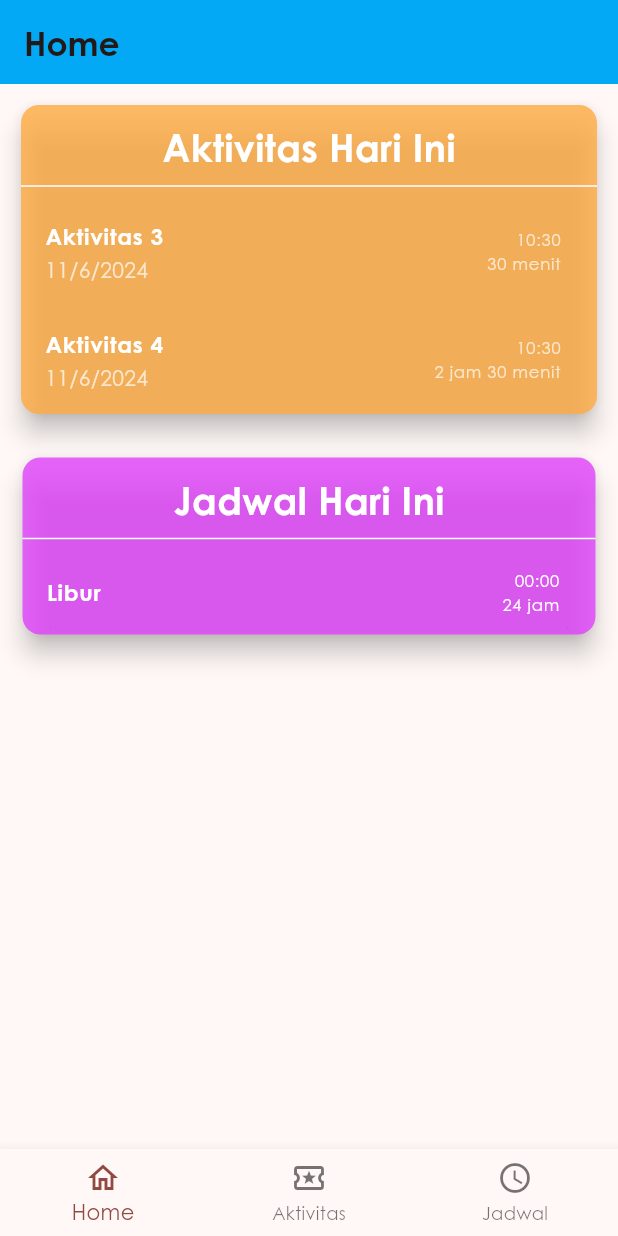
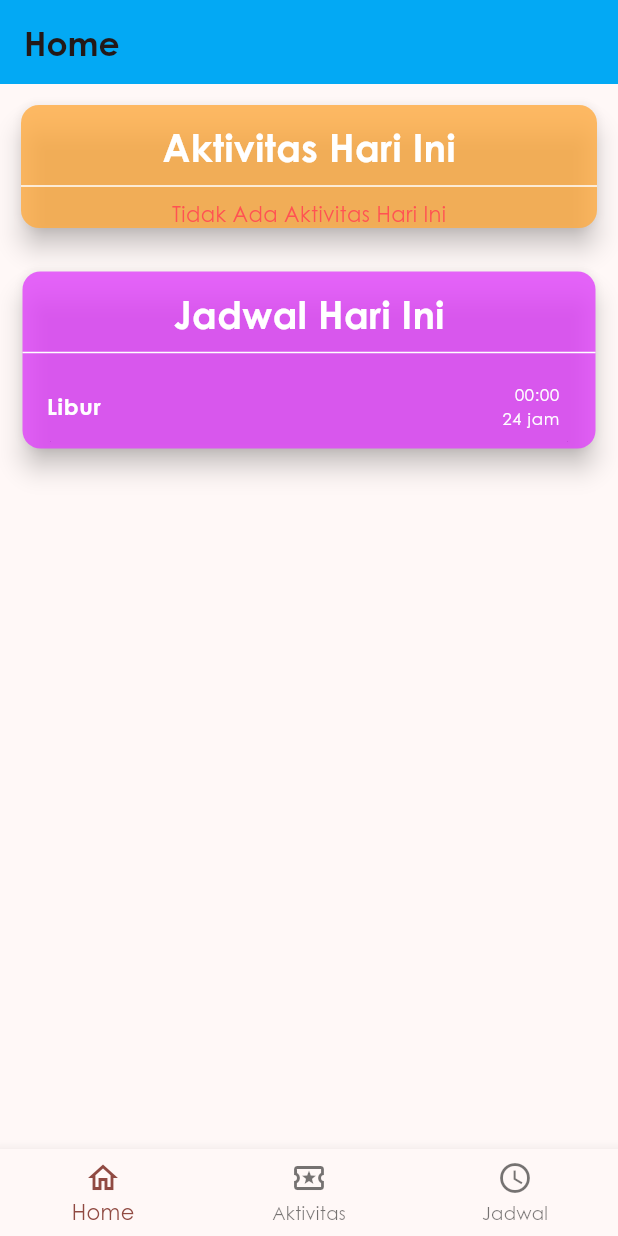
Before and after one commit to AdiJT/uas-pmp-aktivitas, a Flutter app: the screen it shows after launch, on a phone screen of 412 x 824 dp. Run offline on Flutter 3.47's test engine with Material 3 defaults, Android fonts, the phone set to English and light mode, and no system bars; our stand-ins replace get, sqflite; accounts and stored records are empty.

Commit message:
Selesai aktivitas

```diff
--- a/lib/common_widgets/activity_form.dart
+++ b/lib/common_widgets/activity_form.dart
@@ -152,6 +152,7 @@ class _ActivityFormState extends State<ActivityForm> {
             Get.back(closeOverlays: true);
             widget.onSubmit(
               Activity(
+                id: widget.initialValue?.id,
                 name: nameController.text.trim(),
                 description: descriptionController.text.trim(),
                 date: date,
--- a/lib/common_widgets/number_picker.dart
+++ b/lib/common_widgets/number_picker.dart
@@ -53,8 +53,8 @@ class _NumberPickerState extends State<NumberPicker> {
   @override
   Widget build(BuildContext context) {
     return SizedBox(
-      width: 60,
-      height: 120,
+      width: kMinInteractiveDimension,
+      height: kMinInteractiveDimension * 3,
       child: Column(
         mainAxisSize: MainAxisSize.min,
         mainAxisAlignment: MainAxisAlignment.center,
--- a/lib/controllers/activity_controller.dart
+++ b/lib/controllers/activity_controller.dart
@@ -1,52 +1,26 @@
 import 'package:flutter/material.dart';
+import 'package:flutter_application_uas_aktivitas/database/database_helper.dart';
 import 'package:flutter_application_uas_aktivitas/models/activity.dart';
 import 'package:get/get.dart';
+import 'package:sqflite/sqflite.dart';
 
 class ActivityController extends GetxController {
-  final activities = <Activity>[
-    Activity(
-      name: "Aktivitas 1",
-      description: "Aktivitas 1",
-      date: DateTime.now().subtract(const Duration(days: 3)),
-      duration: const Duration(minutes: 15),
-      isDone: true,
-    ),
-    Activity(
-      name: "Aktivitas 2",
-      description: "Aktivitas 2",
-      date: DateTime.now().subtract(const Duration(days: 1)),
-      duration: const Duration(hours: 2),
-      isDone: true,
-    ),
-    Activity(
-      name: "Aktivitas 3",
-      description: "Aktivitas 3",
-      date: DateTime.now(),
-      duration: const Duration(minutes: 30),
-      isDone: false,
-    ),
-    Activity(
-      name: "Aktivitas 4",
-      description: "Aktivitas 4",
-      date: DateTime.now(),
-      duration: const Duration(hours: 2, minutes: 30),
-      isDone: false,
-    ),
-    Activity(
-      name: "Aktivitas 5",
-      description: "Aktivitas 5",
-      date: DateTime.now().add(const Duration(days: 3)),
-      duration: const Duration(minutes: 15),
-      isDone: false,
-    ),
-    Activity(
-      name: "Aktivitas 6",
-      description: "Aktivitas 6",
-      date: DateTime.now().add(const Duration(days: 4)),
-      duration: const Duration(minutes: 15),
-      isDone: false,
-    ),
-  ].obs;
+  final activities = <Activity>[].obs;
+
+  final _db = Get.find<Database>();
+
+  @override
+  void onInit() {
+    super.onInit();
+    fetchData();
+  }
+
+  void fetchData() {
+    // ignore: unused_local_variable
+    final query = _db.query(activityTable, orderBy: 'id').then((q) {
+      activities.assignAll(q.map((e) => Activity.fromMap(e)).toList());
+    });
+  }
 
   List<Activity> get todayActivities => activities.where(
         (a) {
@@ -59,7 +33,8 @@ class ActivityController extends GetxController {
       ).toList();
 
   void addActivity(Activity newActivity) {
-    activities.add(newActivity);
+    _db.insert(activityTable, newActivity.toMap()).then((_) {
+      fetchData();
       Get.showSnackbar(const GetSnackBar(
         duration: Duration(seconds: 5),
         icon: Icon(Icons.check, color: Colors.white),
@@ -68,22 +43,49 @@ class ActivityController extends GetxController {
         backgroundColor: Colors.green,
         message: "Tambah Aktivitas Sukses!",
       ));
+    });
   }
 
-  void deleteActivity(Activity activity) {
-    activities.remove(activity);
+  Activity getById(int id) {
+    return activities.firstWhere((a) => a.id == id);
+  }
+
+  void checkDoneActivity(Activity activity) {
+    activity.isDone = true;
+    editActivity(activity);
+  }
+
+  void deleteActivity(int id) {
+    _db.delete(activityTable, where: "id = ?", whereArgs: [id]).then((count) {
+      fetchData();
+
+      if (count > 0) {
+        Get.showSnackbar(const GetSnackBar(
+          duration: Duration(seconds: 5),
+          icon: Icon(Icons.check, color: Colors.white),
+          snackPosition: SnackPosition.TOP,
+          shouldIconPulse: false,
+          backgroundColor: Colors.green,
+          message: "Hapus Aktivitas Sukses!",
+        ));
+      } else {
         Get.showSnackbar(const GetSnackBar(
           duration: Duration(seconds: 5),
           icon: Icon(Icons.check, color: Colors.white),
           snackPosition: SnackPosition.TOP,
           shouldIconPulse: false,
           backgroundColor: Colors.red,
-      message: "Hapus Aktivitas Sukses!",
+          message: "Hapus Aktivitas gagal!",
         ));
       }
+    });
+  }
 
-  void editActivity(int index, Activity activity) {
-    activities[index] = activity;
+  void editActivity(Activity activity) {
+    _db.update(activityTable, activity.toMap(),
+        where: "id = ?", whereArgs: [activity.id]).then((count) {
+      fetchData();
+      if(count > 0) {
         Get.showSnackbar(const GetSnackBar(
         duration: Duration(seconds: 5),
         icon: Icon(Icons.check, color: Colors.white),
@@ -92,5 +94,16 @@ class ActivityController extends GetxController {
         backgroundColor: Colors.green,
         message: "Edit Aktivitas Sukses!",
       ));
+      } else {
+        Get.showSnackbar(const GetSnackBar(
+        duration: Duration(seconds: 5),
+        icon: Icon(Icons.check, color: Colors.white),
+        snackPosition: SnackPosition.TOP,
+        shouldIconPulse: false,
+        backgroundColor: Colors.red,
+        message: "Edit Aktivitas Gagal!",
+      ));
+      }
+    });
   }
 }
--- a/lib/models/activity.dart
+++ b/lib/models/activity.dart
@@ -1,4 +1,7 @@
+import 'dart:math';
+
 class Activity {
+  int id;
   String name;
   String description;
   DateTime date;
@@ -6,10 +9,30 @@ class Activity {
   bool isDone;
 
   Activity({
+    int? id,
     required this.name,
     required this.description,
     required this.date,
     required this.duration,
     required this.isDone,
-  });
+  }) : id = id ?? Random().nextInt(pow(2, 32).toInt() - 1);
+
+  Activity.fromMap(Map<String, Object?> map)
+      : id = map['id'] as int,
+        name = map['name'] as String,
+        description = map['description'] as String,
+        date = DateTime.parse(map['date'] as String),
+        duration = Duration(seconds: map['duration'] as int),
+        isDone = (map['isDone'] as int) == 1;
+
+  Map<String, Object?> toMap() {
+    return {
+      'id': id,
+      'name': name,
+      'description': description,
+      'date': date.toString(),
+      'duration': duration.inSeconds,
+      'isDone': isDone ? 1 : 0,
+    };
+  }
 }
--- a/lib/models/schedule.dart
+++ b/lib/models/schedule.dart
@@ -1,18 +1,23 @@
+import 'dart:math';
+
 import 'package:flutter/material.dart';
 
 class Schedule {
+  int id;
   String title;
   String? description;
   Day day;
   TimeOfDay time;
   Duration duration;
 
-  Schedule(
-      {required this.title,
-      this.description,
-      required this.day,
-      required this.time,
-      required this.duration});
+  Schedule({
+    int? id,
+    required this.title,
+    this.description,
+    required this.day,
+    required this.time,
+    required this.duration,
+  }) : id = id ?? Random().nextInt(pow(2, 32).toInt() - 1);
 
   Schedule.rest(Day day)
       : this(
@@ -21,6 +26,25 @@ class Schedule {
           time: const TimeOfDay(hour: 0, minute: 0),
           duration: const Duration(hours: 24),
         );
+
+  Schedule.fromMap(Map<String, Object?> map)
+      : id = map['id'] as int,
+        title = map['title'] as String,
+        description = map['description'] as String?,
+        day = dayFromInt(map['day'] as int),
+        time = TimeOfDay.fromDateTime(DateTime.parse(map['time'] as String)),
+        duration = Duration(seconds: map['duration'] as int);
+
+  Map<String, Object?> toMap() {
+    return {
+      'id': id,
+      'title': title,
+      'description': description,
+      'day': day.toInt(),
+      'time': DateTime(0, 0, 0, time.hour, time.minute).toString(),
+      'duration': duration.inSeconds,
+    };
+  }
 }
 
 enum Day { senin, selasa, rabu, kamis, jumat, sabtu, minggu }
@@ -35,6 +59,18 @@ extension DayTimeExtension on Day {
       Day.jumat => 'Jumat',
       Day.sabtu => 'Sabtu',
       Day.minggu => 'Minggu',
+    };
+  }
+
+  int toInt() {
+    return switch (this) {
+      Day.senin => 1,
+      Day.selasa => 2,
+      Day.rabu => 3,
+      Day.kamis => 4,
+      Day.jumat => 5,
+      Day.sabtu => 6,
+      Day.minggu => 7,
     };
   }
 }
--- a/lib/views/home_page.dart
+++ b/lib/views/home_page.dart
@@ -1,8 +1,8 @@
 import 'package:flutter/material.dart';
+import 'package:flutter_application_uas_aktivitas/common_widgets/activity_list_tile.dart';
 import 'package:flutter_application_uas_aktivitas/common_widgets/schedule_card.dart';
 import 'package:flutter_application_uas_aktivitas/controllers/activity_controller.dart';
 import 'package:flutter_application_uas_aktivitas/controllers/schedule_controller.dart';
-import 'package:flutter_application_uas_aktivitas/commons/duration_extension.dart';
 import 'package:flutter_application_uas_aktivitas/models/schedule.dart';
 import 'package:get/get.dart';
 
@@ -25,7 +25,7 @@ class _HomePageState extends State<HomePage> {
           'Home',
           style: TextStyle(fontWeight: FontWeight.bold),
         ),
-        backgroundColor: Colors.lightBlue, // Warna AppBar lightBlue
+        backgroundColor: Colors.lightBlue,
       ),
       body: SingleChildScrollView(
         child: Column(
@@ -33,8 +33,7 @@ class _HomePageState extends State<HomePage> {
             Padding(
               padding: const EdgeInsets.all(10),
               child: Card(
-                color: Colors.orangeAccent.withOpacity(
-                    0.8), // Warna Card orangeAccent dengan transparansi
+                color: Colors.orangeAccent.withOpacity(0.8),
                 elevation: 7,
                 child: Column(
                   children: [
@@ -45,11 +44,11 @@ class _HomePageState extends State<HomePage> {
                         style: TextStyle(
                           fontSize: 25,
                           fontWeight: FontWeight.w700,
-                          color: Colors.white, // Warna teks putih
+                          color: Colors.white,
                         ),
                       ),
                     ),
-                    const Divider(color: Colors.white), // Warna Divider putih
+                    const Divider(color: Colors.white),
                     activityController.todayActivities.isNotEmpty
                         ? Obx(
                             () => ListView.builder(
@@ -60,50 +59,14 @@ class _HomePageState extends State<HomePage> {
                                 final activity =
                                     activityController.todayActivities[index];
 
-                                return ListTile(
-                                  title: Text(
-                                    activity.name,
-                                    style: const TextStyle(
-                                      fontWeight: FontWeight.bold,
-                                      fontSize: 15,
-                                      color: Colors.white, // Warna teks putih
-                                    ),
-                                  ),
-                                  subtitle: Text(
-                                    '${activity.date.day}/${activity.date.month}/${activity.date.year}',
-                                    style: const TextStyle(
-                                      color: Colors
-                                          .white70, // Warna subtitle putih dengan transparansi
-                                    ),
-                                  ),
-                                  trailing: Column(
-                                    crossAxisAlignment: CrossAxisAlignment.end,
-                                    mainAxisAlignment: MainAxisAlignment.center,
-                                    children: [
-                                      Text(
-                                        '${activity.date.hour}:${activity.date.minute}',
-                                        style: const TextStyle(
-                                          color: Colors
-                                              .white70, // Warna teks putih dengan transparansi
-                                        ),
-                                      ),
-                                      Text(
-                                        activity.duration.formatDuration(),
-                                        style: const TextStyle(
-                                          color: Colors
-                                              .white70, // Warna teks putih dengan transparansi
-                                        ),
-                                      ),
-                                    ],
-                                  ),
-                                );
+                                return ActivityListTile(activity: activity);
                               },
                             ),
                           )
                         : const Text(
                             "Tidak Ada Aktivitas Hari Ini",
                             style: TextStyle(
-                              color: Colors.redAccent, // Warna teks redAccent
+                              color: Colors.redAccent,
                             ),
                           ),
                   ],
```
Also changed, not shown: lib/common_widgets/activity_list_tile.dart (added, +179 -0 lines), lib/database/database_helper.dart (added, +51 -0 lines), lib/main.dart (+8 -5 lines), lib/views/activity_page.dart (+3 -73 lines), lib/views/details_activity_page.dart (+31 -19 lines), lib/views/edit_activity_page.dart (+8 -6 lines), lib/repository/common/base_repository.dart (added). Lines whose indentation alone changed are shown as unchanged.
